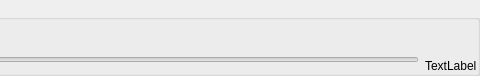
This is RestrictedRangeSlider.ui in danlipsa/foamvis as Qt 5 draws it before an edit; both pictures show x 254 to 734 and y 0 to 76 of the 734 by 76 pixel window. The edited form follows.
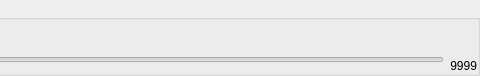
This is the edited form. Custom widgets are drawn as their Qt base class.

```diff
--- a/RestrictedRangeSlider.ui
+++ b/RestrictedRangeSlider.ui
@@ -97,8 +97,17 @@
          </item>
          <item>
           <widget class="QLabel" name="labelValue">
+           <property name="sizePolicy">
+            <sizepolicy hsizetype="Minimum" vsizetype="Preferred">
+             <horstretch>0</horstretch>
+             <verstretch>0</verstretch>
+            </sizepolicy>
+           </property>
            <property name="text">
-            <string>TextLabel</string>
+            <string>9999</string>
+           </property>
+           <property name="alignment">
+            <set>Qt::AlignRight|Qt::AlignTrailing|Qt::AlignVCenter</set>
            </property>
           </widget>
          </item>
```
